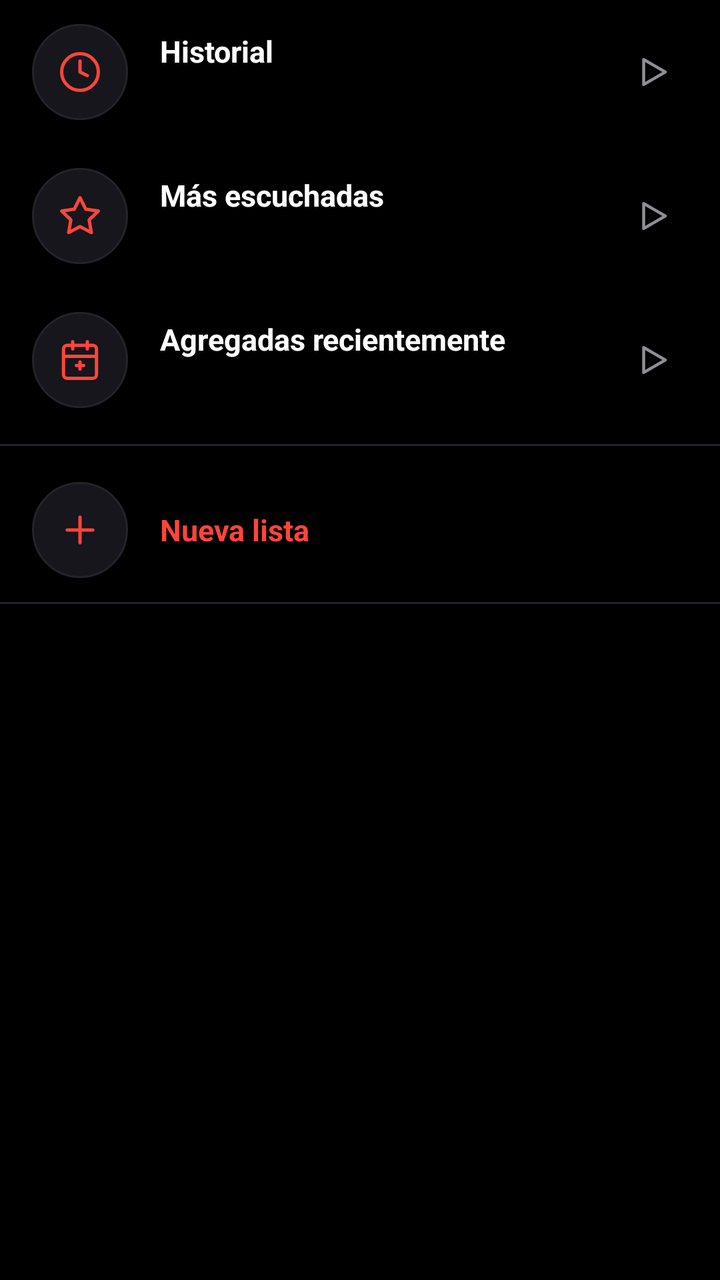
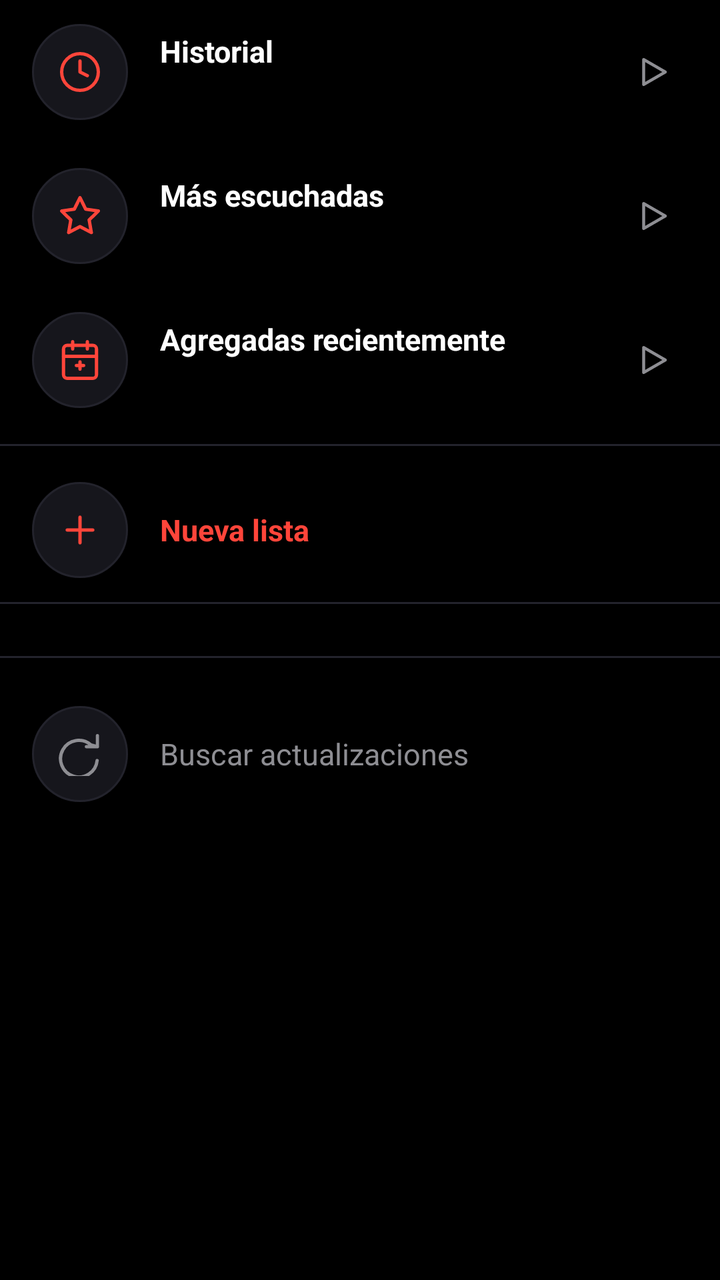

Before-and-after screenshots of an Android layout around one commit, followed by the original layout XML and the change that was made.
<!-- AndroidManifest.xml: application theme Theme.RafaPlay -->
<!-- res/layout/fragment_playlists.xml -->
<?xml version="1.0" encoding="utf-8"?>
<androidx.core.widget.NestedScrollView xmlns:android="http://schemas.android.com/apk/res/android"
    xmlns:app="http://schemas.android.com/apk/res-auto"
    android:layout_width="match_parent"
    android:layout_height="match_parent"
    android:background="@color/bg_dark"
    android:clipToPadding="false"
    android:fillViewport="true"
    android:paddingBottom="100dp">

    <LinearLayout
        android:layout_width="match_parent"
        android:layout_height="wrap_content"
        android:orientation="vertical">

        

        
        <LinearLayout
            android:id="@+id/itemHistory"
            android:layout_width="match_parent"
            android:layout_height="wrap_content"
            android:background="?attr/selectableItemBackground"
            android:clickable="true"
            android:focusable="true"
            android:gravity="center_vertical"
            android:orientation="horizontal"
            android:paddingStart="16dp"
            android:paddingTop="12dp"
            android:paddingEnd="16dp"
            android:paddingBottom="12dp">

            <FrameLayout
                android:layout_width="48dp"
                android:layout_height="48dp"
                android:background="@drawable/shape_search_bg">

                <ImageView
                    android:layout_width="22dp"
                    android:layout_height="22dp"
                    android:layout_gravity="center"
                    android:src="@drawable/ic_history_minimal"
                    app:tint="@color/accent_mars" />
            </FrameLayout>

            <LinearLayout
                android:layout_width="0dp"
                android:layout_height="wrap_content"
                android:layout_marginStart="16dp"
                android:layout_weight="1"
                android:orientation="vertical">

                <TextView
                    android:layout_width="wrap_content"
                    android:layout_height="wrap_content"
                    android:ellipsize="end"
                    android:maxLines="1"
                    android:text="@string/section_history"
                    android:textColor="@color/text_primary"
                    android:textSize="15sp"
                    android:textStyle="bold" />

                <TextView
                    android:id="@+id/tvHistoryCount"
                    android:layout_width="wrap_content"
                    android:layout_height="wrap_content"
                    android:layout_marginTop="3dp"
                    android:textColor="@color/text_secondary"
                    android:textSize="13sp" />
            </LinearLayout>

            <ImageView
                android:id="@+id/btnPlayHistory"
                android:layout_width="36dp"
                android:layout_height="36dp"
                android:background="?attr/selectableItemBackgroundBorderless"
                android:padding="8dp"
                android:src="@drawable/ic_play_minimal"
                app:tint="@color/text_secondary" />
        </LinearLayout>

        
        <LinearLayout
            android:id="@+id/itemTop"
            android:layout_width="match_parent"
            android:layout_height="wrap_content"
            android:background="?attr/selectableItemBackground"
            android:clickable="true"
            android:focusable="true"
            android:gravity="center_vertical"
            android:orientation="horizontal"
            android:paddingStart="16dp"
            android:paddingTop="12dp"
            android:paddingEnd="16dp"
            android:paddingBottom="12dp">

            <FrameLayout
                android:layout_width="48dp"
                android:layout_height="48dp"
                android:background="@drawable/shape_search_bg">

                <ImageView
                    android:layout_width="22dp"
                    android:layout_height="22dp"
                    android:layout_gravity="center"
                    android:src="@drawable/ic_top_minimal"
                    app:tint="@color/accent_mars" />
            </FrameLayout>

            <LinearLayout
                android:layout_width="0dp"
                android:layout_height="wrap_content"
                android:layout_marginStart="16dp"
                android:layout_weight="1"
                android:orientation="vertical">

                <TextView
                    android:layout_width="wrap_content"
                    android:layout_height="wrap_content"
                    android:ellipsize="end"
                    android:maxLines="1"
                    android:text="@string/section_top"
                    android:textColor="@color/text_primary"
                    android:textSize="15sp"
                    android:textStyle="bold" />

                <TextView
                    android:id="@+id/tvTopCount"
                    android:layout_width="wrap_content"
                    android:layout_height="wrap_content"
                    android:layout_marginTop="3dp"
                    android:textColor="@color/text_secondary"
                    android:textSize="13sp" />
            </LinearLayout>

            <ImageView
                android:id="@+id/btnPlayTop"
                android:layout_width="36dp"
                android:layout_height="36dp"
                android:background="?attr/selectableItemBackgroundBorderless"
                android:padding="8dp"
                android:src="@drawable/ic_play_minimal"
                app:tint="@color/text_secondary" />
        </LinearLayout>

        
        <LinearLayout
            android:id="@+id/itemRecent"
            android:layout_width="match_parent"
            android:layout_height="wrap_content"
            android:background="?attr/selectableItemBackground"
            android:clickable="true"
            android:focusable="true"
            android:gravity="center_vertical"
            android:orientation="horizontal"
            android:paddingStart="16dp"
            android:paddingTop="12dp"
            android:paddingEnd="16dp"
            android:paddingBottom="12dp">

            <FrameLayout
                android:layout_width="48dp"
                android:layout_height="48dp"
                android:background="@drawable/shape_search_bg">

                <ImageView
                    android:layout_width="22dp"
                    android:layout_height="22dp"
                    android:layout_gravity="center"
                    android:src="@drawable/ic_recent_minimal"
                    app:tint="@color/accent_mars" />
            </FrameLayout>

            <LinearLayout
                android:layout_width="0dp"
                android:layout_height="wrap_content"
                android:layout_marginStart="16dp"
                android:layout_weight="1"
                android:orientation="vertical">

                <TextView
                    android:layout_width="wrap_content"
                    android:layout_height="wrap_content"
                    android:ellipsize="end"
                    android:maxLines="1"
                    android:text="@string/section_recent"
                    android:textColor="@color/text_primary"
                    android:textSize="15sp"
                    android:textStyle="bold" />

                <TextView
                    android:id="@+id/tvRecentCount"
                    android:layout_width="wrap_content"
                    android:layout_height="wrap_content"
                    android:layout_marginTop="3dp"
                    android:textColor="@color/text_secondary"
                    android:textSize="13sp" />
            </LinearLayout>

            <ImageView
                android:id="@+id/btnPlayRecent"
                android:layout_width="36dp"
                android:layout_height="36dp"
                android:background="?attr/selectableItemBackgroundBorderless"
                android:padding="8dp"
                android:src="@drawable/ic_play_minimal"
                app:tint="@color/text_secondary" />
        </LinearLayout>

        <View
            android:layout_width="match_parent"
            android:layout_height="1dp"
            android:layout_marginTop="6dp"
            android:layout_marginBottom="6dp"
            android:background="@color/surface_card_border" />

        
        <LinearLayout
            android:id="@+id/btnCreatePlaylist"
            android:layout_width="match_parent"
            android:layout_height="wrap_content"
            android:background="?attr/selectableItemBackground"
            android:clickable="true"
            android:focusable="true"
            android:gravity="center_vertical"
            android:orientation="horizontal"
            android:paddingStart="16dp"
            android:paddingTop="12dp"
            android:paddingEnd="16dp"
            android:paddingBottom="12dp">

            <FrameLayout
                android:layout_width="48dp"
                android:layout_height="48dp"
                android:background="@drawable/shape_search_bg">

                <ImageView
                    android:layout_width="22dp"
                    android:layout_height="22dp"
                    android:layout_gravity="center"
                    android:src="@drawable/ic_plus_minimal"
                    app:tint="@color/accent_mars" />
            </FrameLayout>

            <TextView
                android:layout_width="wrap_content"
                android:layout_height="wrap_content"
                android:layout_marginStart="16dp"
                android:text="@string/create_playlist"
                android:textColor="@color/accent_mars"
                android:textSize="15sp"
                android:textStyle="bold" />
        </LinearLayout>

        <View
            android:layout_width="match_parent"
            android:layout_height="1dp"
            android:layout_marginBottom="6dp"
            android:background="@color/surface_card_border" />

        
        <androidx.recyclerview.widget.RecyclerView
            android:id="@+id/rvPlaylists"
            android:layout_width="match_parent"
            android:layout_height="wrap_content"
            android:nestedScrollingEnabled="false" />

        <TextView
            android:id="@+id/tvEmptyPlaylists"
            android:layout_width="wrap_content"
            android:layout_height="wrap_content"
            android:layout_gravity="center"
            android:layout_marginTop="24dp"
            android:text="@string/empty_playlists"
            android:textColor="@color/text_secondary"
            android:textSize="14sp"
            android:visibility="gone" />

    </LinearLayout>

</androidx.core.widget.NestedScrollView>
<!-- resources referenced by this layout -->
<resources>
  <color name="accent_mars">#FF453A</color>
  <color name="bg_dark">#000000</color>
  <color name="surface_card_border">#23232C</color>
  <color name="text_primary">#FFFFFF</color>
  <color name="text_secondary">#8E8E93</color>
  <!-- drawable ic_history_minimal (drawable) -->
  <vector xmlns:android="http://schemas.android.com/apk/res/android"
      android:width="24dp"
      android:height="24dp"
      android:viewportWidth="24"
      android:viewportHeight="24">
      <path
          android:pathData="M12,2A10,10 0,1 0,22 12,10 10,0 0,0 12,2Z"
          android:strokeColor="#FFFFFF"
          android:strokeWidth="1.8"
          android:strokeLineCap="round"
          android:strokeLineJoin="round" />
      <path
          android:pathData="M12,6V12L16,14"
          android:strokeColor="#FFFFFF"
          android:strokeWidth="1.8"
          android:strokeLineCap="round"
          android:strokeLineJoin="round" />
  </vector>
  <!-- drawable ic_play_minimal (drawable) -->
  <vector xmlns:android="http://schemas.android.com/apk/res/android"
      android:width="24dp"
      android:height="24dp"
      android:viewportWidth="24"
      android:viewportHeight="24">
      <path
          android:strokeColor="#FFFFFF"
          android:strokeWidth="1.8"
          android:strokeLineJoin="round"
          android:strokeLineCap="round"
          android:fillColor="#00000000"
          android:pathData="M 7,4.5 L 20,12 L 7,19.5 Z" />
  </vector>
  <!-- drawable ic_plus_minimal (drawable) -->
  <vector xmlns:android="http://schemas.android.com/apk/res/android"
      android:width="24dp"
      android:height="24dp"
      android:viewportWidth="24"
      android:viewportHeight="24">
      <path
          android:strokeColor="#FFFFFF"
          android:strokeWidth="1.8"
          android:strokeLineCap="round"
          android:pathData="M 12,5 L 12,19 M 5,12 L 19,12" />
  </vector>
  <!-- drawable ic_top_minimal (drawable) -->
  <vector xmlns:android="http://schemas.android.com/apk/res/android"
      android:width="24dp"
      android:height="24dp"
      android:viewportWidth="24"
      android:viewportHeight="24">
      <path
          android:pathData="M12,2L15.09,8.26L22,9.27L17,14.14L18.18,21.02L12,17.77L5.82,21.02L7,14.14L2,9.27L8.91,8.26L12,2Z"
          android:strokeColor="#FFFFFF"
          android:strokeWidth="1.8"
          android:strokeLineCap="round"
          android:strokeLineJoin="round" />
  </vector>
  <!-- drawable shape_search_bg (drawable) -->
  <?xml version="1.0" encoding="utf-8"?>
  <shape xmlns:android="http://schemas.android.com/apk/res/android"
      android:shape="rectangle">
      <solid android:color="@color/surface_card" />
      <stroke
          android:width="1dp"
          android:color="@color/surface_card_border" />
      <corners android:radius="24dp" />
  </shape>
  <string name="create_playlist">Nueva lista</string>
  <string name="empty_playlists">No hay listas creadas</string>
  <string name="section_history">Historial</string>
  <string name="section_recent">Agregadas recientemente</string>
  <string name="section_top">Más escuchadas</string>
  <color name="surface_card">#16161C</color>
  <color name="surface_dark">#0B0B0E</color>
  <!-- unchanged entries left out for length: 2 -->
</resources>

<!-- the commit's change to res/layout/fragment_playlists.xml (unified diff, before → after) -->
@@ -276,6 +276,52 @@
             android:textSize="14sp"
             android:visibility="gone" />
 
+        <View
+            android:layout_width="match_parent"
+            android:layout_height="1dp"
+            android:layout_marginTop="20dp"
+            android:layout_marginBottom="12dp"
+            android:background="@color/surface_card_border" />
+
+        
+        <LinearLayout
+            android:id="@+id/itemCheckUpdate"
+            android:layout_width="match_parent"
+            android:layout_height="wrap_content"
+            android:background="?attr/selectableItemBackground"
+            android:clickable="true"
+            android:focusable="true"
+            android:gravity="center_vertical"
+            android:orientation="horizontal"
+            android:paddingStart="16dp"
+            android:paddingTop="12dp"
+            android:paddingEnd="16dp"
+            android:paddingBottom="12dp">
+
+            <FrameLayout
+                android:layout_width="48dp"
+                android:layout_height="48dp"
+                android:background="@drawable/shape_search_bg">
+
+                <ImageView
+                    android:id="@+id/ivUpdateIcon"
+                    android:layout_width="22dp"
+                    android:layout_height="22dp"
+                    android:layout_gravity="center"
+                    android:src="@drawable/ic_update_minimal"
+                    app:tint="@color/text_secondary" />
+            </FrameLayout>
+
+            <TextView
+                android:layout_width="0dp"
+                android:layout_height="wrap_content"
+                android:layout_marginStart="16dp"
+                android:layout_weight="1"
+                android:text="@string/check_updates"
+                android:textColor="@color/text_secondary"
+                android:textSize="15sp" />
+        </LinearLayout>
+
     </LinearLayout>
 
 </androidx.core.widget.NestedScrollView>
<!-- resource entries referenced after the edit -->
@@ -63,6 +63,20 @@
           android:strokeLineCap="round"
           android:strokeLineJoin="round" />
   </vector>
+  <!-- drawable ic_update_minimal (drawable) -->
+  <vector xmlns:android="http://schemas.android.com/apk/res/android"
+      android:width="24dp"
+      android:height="24dp"
+      android:viewportWidth="24"
+      android:viewportHeight="24">
+      <path
+          android:strokeColor="#FFFFFF"
+          android:strokeWidth="1.8"
+          android:strokeLineCap="round"
+          android:strokeLineJoin="round"
+          android:fillColor="#00000000"
+          android:pathData="M 21.5,2v6h-6 M 21.34,15.57 A 10,10 0 1,1 18,7.05 L 21.5,8" />
+  </vector>
   <!-- drawable shape_search_bg (drawable) -->
   <?xml version="1.0" encoding="utf-8"?>
   <shape xmlns:android="http://schemas.android.com/apk/res/android"
@@ -73,6 +87,7 @@
           android:color="@color/surface_card_border" />
       <corners android:radius="24dp" />
   </shape>
+  <string name="check_updates">Buscar actualizaciones</string>
   <string name="create_playlist">Nueva lista</string>
   <string name="empty_playlists">No hay listas creadas</string>
   <string name="section_history">Historial</string>
